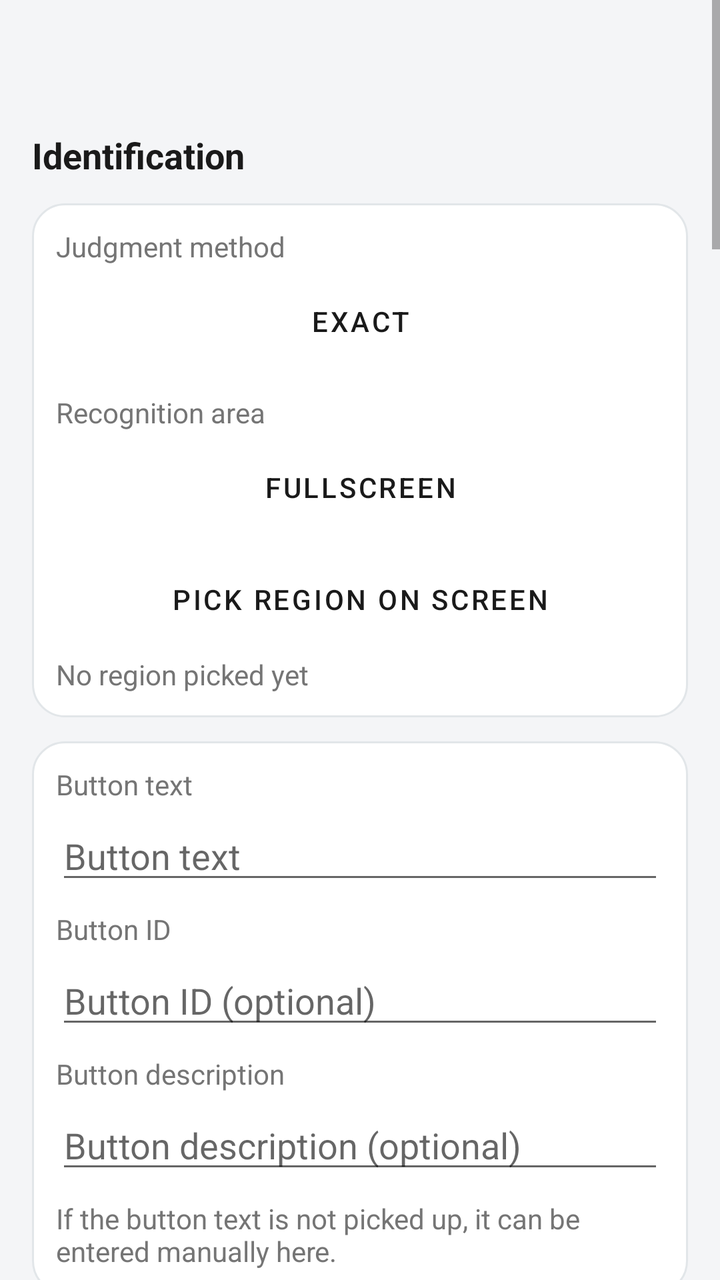
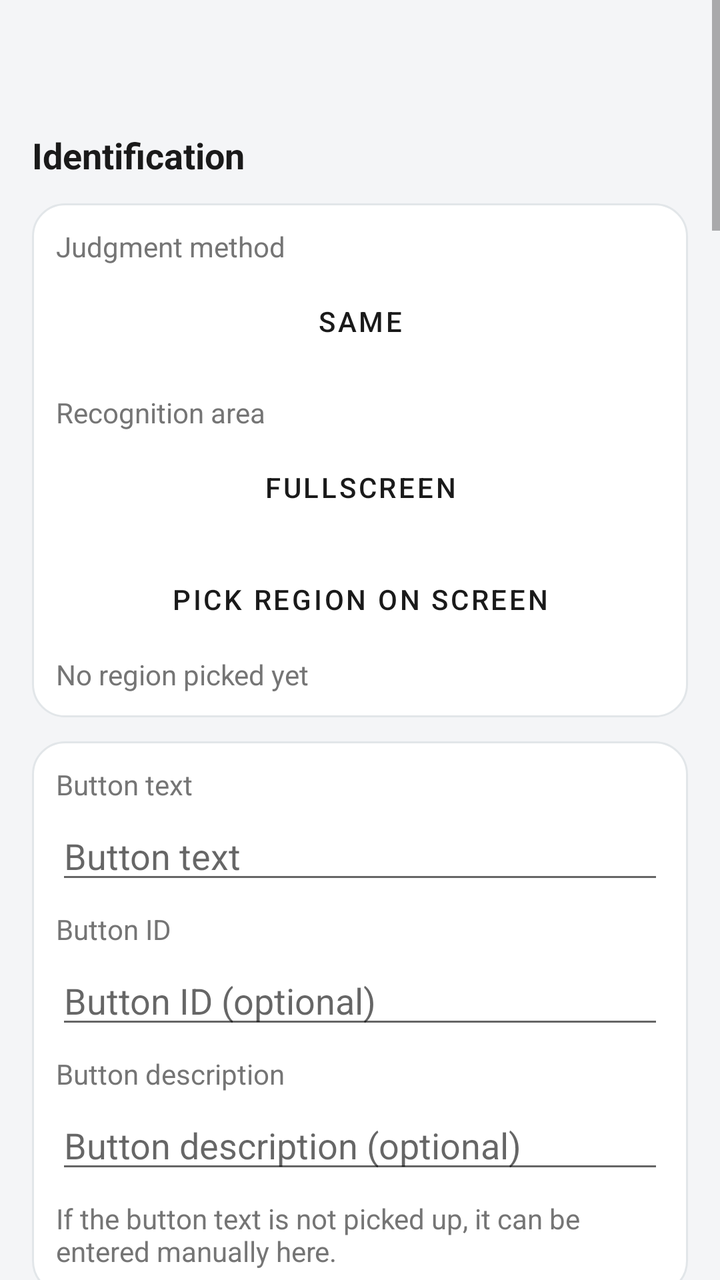

Screens rendered from an Android XML layout before and after an edit, with the pre-edit source and the edit as a unified diff.
<!-- AndroidManifest.xml: application theme AppTheme -->
<!-- res/layout/activity_recognition_edit.xml -->
<?xml version="1.0" encoding="utf-8"?>
<ScrollView xmlns:android="http://schemas.android.com/apk/res/android"
    android:layout_width="match_parent"
    android:layout_height="match_parent"
    android:background="@color/background"
    android:fillViewport="true">

    <LinearLayout
        android:layout_width="match_parent"
        android:layout_height="wrap_content"
        android:orientation="vertical"
        android:padding="16dp">

        <TextView
            android:id="@+id/rec_title"
            android:layout_width="match_parent"
            android:layout_height="wrap_content"
            android:textColor="@color/text_primary"
            android:textSize="22sp"
            android:textStyle="bold" />

        
        <TextView
            android:layout_width="match_parent"
            android:layout_height="wrap_content"
            android:layout_marginTop="20dp"
            android:text="@string/rec_section_identification"
            android:textColor="@color/text_primary"
            android:textSize="18sp"
            android:textStyle="bold" />

        <LinearLayout
            android:layout_width="match_parent"
            android:layout_height="wrap_content"
            android:layout_marginTop="12dp"
            android:background="@drawable/row_card"
            android:orientation="vertical"
            android:padding="12dp">

            
            <TextView
                android:id="@+id/rec_judgment_label"
                android:layout_width="wrap_content"
                android:layout_height="wrap_content"
                android:text="@string/rec_judgment_label"
                android:textColor="@color/text_secondary"
                android:textSize="14sp" />

            <Button
                android:id="@+id/btn_judgment"
                style="@style/OutlineButton"
                android:layout_width="match_parent"
                android:layout_height="wrap_content"
                android:layout_marginTop="4dp"
                android:text="@string/rec_judgment_exact" />

            <TextView
                android:layout_width="wrap_content"
                android:layout_height="wrap_content"
                android:layout_marginTop="12dp"
                android:text="@string/rec_area_label"
                android:textColor="@color/text_secondary"
                android:textSize="14sp" />

            <Button
                android:id="@+id/btn_area"
                style="@style/OutlineButton"
                android:layout_width="match_parent"
                android:layout_height="wrap_content"
                android:layout_marginTop="4dp"
                android:text="@string/rec_area_fullscreen" />

            <Button
                android:id="@+id/btn_pick_region"
                style="@style/OutlineButton"
                android:layout_width="match_parent"
                android:layout_height="wrap_content"
                android:layout_marginTop="8dp"
                android:text="@string/rec_pick_region" />

            <TextView
                android:id="@+id/text_region_status"
                android:layout_width="wrap_content"
                android:layout_height="wrap_content"
                android:layout_marginTop="4dp"
                android:text="@string/rec_region_not_picked"
                android:textColor="@color/text_secondary"
                android:textSize="14sp" />
        </LinearLayout>

        
        <LinearLayout
            android:id="@+id/group_button"
            android:layout_width="match_parent"
            android:layout_height="wrap_content"
            android:layout_marginTop="12dp"
            android:background="@drawable/row_card"
            android:orientation="vertical"
            android:padding="12dp">

            <TextView
                android:layout_width="wrap_content"
                android:layout_height="wrap_content"
                android:text="@string/rec_button_text_label"
                android:textColor="@color/text_secondary"
                android:textSize="14sp" />

            <EditText
                android:id="@+id/edit_button_text"
                android:layout_width="match_parent"
                android:layout_height="wrap_content"
                android:layout_marginTop="4dp"
                android:hint="@string/rec_button_text_hint"
                android:inputType="text"
                android:singleLine="true" />

            <TextView
                android:layout_width="wrap_content"
                android:layout_height="wrap_content"
                android:layout_marginTop="8dp"
                android:text="@string/rec_button_id_label"
                android:textColor="@color/text_secondary"
                android:textSize="14sp" />

            <EditText
                android:id="@+id/edit_button_id"
                android:layout_width="match_parent"
                android:layout_height="wrap_content"
                android:layout_marginTop="4dp"
                android:hint="@string/rec_button_id_hint"
                android:inputType="text"
                android:singleLine="true" />

            <TextView
                android:layout_width="wrap_content"
                android:layout_height="wrap_content"
                android:layout_marginTop="8dp"
                android:text="@string/rec_button_desc_label"
                android:textColor="@color/text_secondary"
                android:textSize="14sp" />

            <EditText
                android:id="@+id/edit_button_desc"
                android:layout_width="match_parent"
                android:layout_height="wrap_content"
                android:layout_marginTop="4dp"
                android:hint="@string/rec_button_desc_hint"
                android:inputType="text"
                android:singleLine="true" />

            <TextView
                android:layout_width="wrap_content"
                android:layout_height="wrap_content"
                android:layout_marginTop="8dp"
                android:text="@string/rec_button_text_help"
                android:textColor="@color/text_secondary"
                android:textSize="14sp" />
        </LinearLayout>

        
        <LinearLayout
            android:id="@+id/group_image"
            android:layout_width="match_parent"
            android:layout_height="wrap_content"
            android:layout_marginTop="12dp"
            android:background="@drawable/row_card"
            android:orientation="vertical"
            android:padding="12dp">

            <ImageView
                android:id="@+id/img_template_preview"
                android:layout_width="match_parent"
                android:layout_height="160dp"
                android:layout_marginBottom="8dp"
                android:scaleType="fitCenter"
                android:visibility="gone" />

            <TextView
                android:id="@+id/text_template_status"
                android:layout_width="wrap_content"
                android:layout_height="wrap_content"
                android:text="@string/rec_template_none"
                android:textColor="@color/text_secondary"
                android:textSize="14sp" />

            <Button
                android:id="@+id/btn_capture_template"
                style="@style/OutlineButton"
                android:layout_width="match_parent"
                android:layout_height="wrap_content"
                android:layout_marginTop="8dp"
                android:text="@string/rec_capture_template" />

            <Button
                android:id="@+id/btn_pick_search_region"
                style="@style/OutlineButton"
                android:layout_width="match_parent"
                android:layout_height="wrap_content"
                android:layout_marginTop="8dp"
                android:text="@string/rec_pick_search_region" />

            <TextView
                android:id="@+id/text_image_region_status"
                android:layout_width="wrap_content"
                android:layout_height="wrap_content"
                android:layout_marginTop="4dp"
                android:text="@string/rec_region_not_picked"
                android:textColor="@color/text_secondary"
                android:textSize="14sp" />
        </LinearLayout>

        
        <LinearLayout
            android:id="@+id/group_color"
            android:layout_width="match_parent"
            android:layout_height="wrap_content"
            android:layout_marginTop="12dp"
            android:background="@drawable/row_card"
            android:orientation="vertical"
            android:padding="12dp">

            <View
                android:id="@+id/view_color_swatch"
                android:layout_width="48dp"
                android:layout_height="48dp"
                android:background="@color/divider" />

            <TextView
                android:id="@+id/text_color_status"
                android:layout_width="wrap_content"
                android:layout_height="wrap_content"
                android:layout_marginTop="8dp"
                android:text="@string/rec_color_none"
                android:textColor="@color/text_secondary"
                android:textSize="14sp" />

            <Button
                android:id="@+id/btn_pick_color"
                style="@style/OutlineButton"
                android:layout_width="match_parent"
                android:layout_height="wrap_content"
                android:layout_marginTop="8dp"
                android:text="@string/rec_pick_color_area" />

            <TextView
                android:layout_width="wrap_content"
                android:layout_height="wrap_content"
                android:layout_marginTop="12dp"
                android:text="@string/rec_tolerance_label"
                android:textColor="@color/text_secondary"
                android:textSize="14sp" />

            <NumberPicker
                android:id="@+id/picker_tolerance"
                android:layout_width="wrap_content"
                android:layout_height="wrap_content" />

            <TextView
                android:id="@+id/text_tolerance_value"
                android:layout_width="wrap_content"
                android:layout_height="wrap_content"
                android:textColor="@color/text_secondary"
                android:textSize="14sp" />
        </LinearLayout>

        
        <LinearLayout
            android:id="@+id/group_ocr"
            android:layout_width="match_parent"
            android:layout_height="wrap_content"
            android:layout_marginTop="12dp"
            android:background="@drawable/row_card"
            android:orientation="vertical"
            android:padding="12dp">

            <Button
                android:id="@+id/btn_pick_ocr_region"
                style="@style/OutlineButton"
                android:layout_width="match_parent"
                android:layout_height="wrap_content"
                android:text="@string/rec_pick_region" />

            <TextView
                android:id="@+id/text_ocr_region_status"
                android:layout_width="wrap_content"
                android:layout_height="wrap_content"
                android:layout_marginTop="4dp"
                android:text="@string/rec_region_not_picked"
                android:textColor="@color/text_secondary"
                android:textSize="14sp" />

            
            <EditText
                android:id="@+id/edit_ocr_match"
                android:layout_width="match_parent"
                android:layout_height="wrap_content"
                android:layout_marginTop="8dp"
                android:hint="@string/rec_ocr_match_hint"
                android:inputType="text"
                android:singleLine="true" />

            <EditText
                android:id="@+id/edit_ocr_variable"
                android:layout_width="match_parent"
                android:layout_height="wrap_content"
                android:layout_marginTop="8dp"
                android:hint="@string/rec_ocr_variable_hint"
                android:inputType="text"
                android:singleLine="true" />

            <TextView
                android:layout_width="wrap_content"
                android:layout_height="wrap_content"
                android:layout_marginTop="8dp"
                android:text="@string/rec_ocr_hint"
                android:textColor="@color/text_secondary"
                android:textSize="14sp" />
        </LinearLayout>

        
        <TextView
            android:layout_width="match_parent"
            android:layout_height="wrap_content"
            android:layout_marginTop="20dp"
            android:text="@string/rec_section_success"
            android:textColor="@color/text_primary"
            android:textSize="18sp"
            android:textStyle="bold" />

        <LinearLayout
            android:layout_width="match_parent"
            android:layout_height="wrap_content"
            android:layout_marginTop="12dp"
            android:background="@drawable/row_card"
            android:orientation="vertical"
            android:padding="12dp">

            <RadioGroup
                android:id="@+id/radio_success_group"
                android:layout_width="match_parent"
                android:layout_height="wrap_content"
                android:orientation="vertical">

                <RadioButton
                    android:id="@+id/radio_success_click"
                    android:layout_width="wrap_content"
                    android:layout_height="wrap_content"
                    android:text="@string/rec_mode_click" />

                <RadioButton
                    android:id="@+id/radio_success_custom"
                    android:layout_width="wrap_content"
                    android:layout_height="wrap_content"
                    android:text="@string/rec_mode_custom" />

                <RadioButton
                    android:id="@+id/radio_success_jump"
                    android:layout_width="wrap_content"
                    android:layout_height="wrap_content"
                    android:text="@string/rec_mode_jump" />
            </RadioGroup>

            
            <LinearLayout
                android:id="@+id/success_click_group"
                android:layout_width="match_parent"
                android:layout_height="wrap_content"
                android:layout_marginTop="8dp"
                android:orientation="vertical">

                <TextView
                    android:layout_width="wrap_content"
                    android:layout_height="wrap_content"
                    android:text="@string/rec_click_count_label"
                    android:textColor="@color/text_secondary"
                    android:textSize="14sp" />

                <NumberPicker
                    android:id="@+id/picker_click_count"
                    android:layout_width="wrap_content"
                    android:layout_height="wrap_content" />

                <TextView
                    android:id="@+id/text_click_count_value"
                    android:layout_width="wrap_content"
                    android:layout_height="wrap_content"
                    android:textColor="@color/text_secondary"
                    android:textSize="14sp" />
            </LinearLayout>

            
            <LinearLayout
                android:id="@+id/success_actions_group"
                android:layout_width="match_parent"
                android:layout_height="wrap_content"
                android:layout_marginTop="8dp"
                android:orientation="vertical">

                <Switch
                    android:id="@+id/switch_click_first"
                    android:layout_width="wrap_content"
                    android:layout_height="wrap_content"
                    android:text="@string/rec_click_first" />

                <LinearLayout
                    android:id="@+id/list_success_actions"
                    android:layout_width="match_parent"
                    android:layout_height="wrap_content"
                    android:layout_marginTop="8dp"
                    android:orientation="vertical" />

                <TextView
                    android:id="@+id/text_success_empty"
                    android:layout_width="wrap_content"
                    android:layout_height="wrap_content"
                    android:text="@string/rec_no_actions"
                    android:textColor="@color/text_secondary"
                    android:textSize="14sp" />

                <Button
                    android:id="@+id/btn_add_success_action"
                    style="@style/OutlineButton"
                    android:layout_width="match_parent"
                    android:layout_height="wrap_content"
                    android:layout_marginTop="8dp"
                    android:text="@string/rec_add_action" />
            </LinearLayout>

            
            <LinearLayout
                android:id="@+id/success_jump_group"
                android:layout_width="match_parent"
                android:layout_height="wrap_content"
                android:layout_marginTop="8dp"
                android:orientation="vertical">

                <Button
                    android:id="@+id/btn_success_jump_target"
                    style="@style/OutlineButton"
                    android:layout_width="match_parent"
                    android:layout_height="wrap_content"
                    android:text="@string/rec_jump_target" />

                <TextView
                    android:id="@+id/text_success_jump_status"
                    android:layout_width="wrap_content"
                    android:layout_height="wrap_content"
                    android:layout_marginTop="4dp"
                    android:text="@string/rec_jump_none"
                    android:textColor="@color/text_secondary"
                    android:textSize="14sp" />

                <TextView
                    android:layout_width="wrap_content"
                    android:layout_height="wrap_content"
                    android:layout_marginTop="4dp"
                    android:text="@string/rec_jump_note"
                    android:textColor="@color/text_secondary"
                    android:textSize="14sp" />
            </LinearLayout>
        </LinearLayout>

        
        <TextView
            android:layout_width="match_parent"
            android:layout_height="wrap_content"
            android:layout_marginTop="20dp"
            android:text="@string/rec_section_retry"
            android:textColor="@color/text_primary"
            android:textSize="18sp"
            android:textStyle="bold" />

        <LinearLayout
            android:layout_width="match_parent"
            android:layout_height="wrap_content"
            android:layout_marginTop="12dp"
            android:background="@drawable/row_card"
            android:orientation="vertical"
            android:padding="12dp">

            <TextView
                android:layout_width="wrap_content"
                android:layout_height="wrap_content"
                android:text="@string/rec_retry_actions_label"
                android:textColor="@color/text_secondary"
                android:textSize="14sp" />

            <LinearLayout
                android:id="@+id/list_retry_actions"
                android:layout_width="match_parent"
                android:layout_height="wrap_content"
                android:layout_marginTop="8dp"
                android:orientation="vertical" />

            <TextView
                android:id="@+id/text_retry_empty"
                android:layout_width="wrap_content"
                android:layout_height="wrap_content"
                android:text="@string/rec_no_actions"
                android:textColor="@color/text_secondary"
                android:textSize="14sp" />

            <Button
                android:id="@+id/btn_add_retry_action"
                style="@style/OutlineButton"
                android:layout_width="match_parent"
                android:layout_height="wrap_content"
                android:layout_marginTop="8dp"
                android:text="@string/rec_add_action" />

            <TextView
                android:layout_width="wrap_content"
                android:layout_height="wrap_content"
                android:layout_marginTop="12dp"
                android:text="@string/rec_retry_count_label"
                android:textColor="@color/text_secondary"
                android:textSize="14sp" />

            <NumberPicker
                android:id="@+id/picker_retry_count"
                android:layout_width="wrap_content"
                android:layout_height="wrap_content" />

            <TextView
                android:id="@+id/text_retry_count_value"
                android:layout_width="wrap_content"
                android:layout_height="wrap_content"
                android:textColor="@color/text_secondary"
                android:textSize="14sp" />

            <TextView
                android:layout_width="wrap_content"
                android:layout_height="wrap_content"
                android:layout_marginTop="12dp"
                android:text="@string/rec_retry_delay_label"
                android:textColor="@color/text_secondary"
                android:textSize="14sp" />

            <NumberPicker
                android:id="@+id/picker_retry_delay"
                android:layout_width="wrap_content"
                android:layout_height="wrap_content" />

            <TextView
                android:id="@+id/text_retry_delay_value"
                android:layout_width="wrap_content"
                android:layout_height="wrap_content"
                android:textColor="@color/text_secondary"
                android:textSize="14sp" />
        </LinearLayout>

        
        <TextView
            android:layout_width="match_parent"
            android:layout_height="wrap_content"
            android:layout_marginTop="20dp"
            android:text="@string/rec_section_after_retry"
            android:textColor="@color/text_primary"
            android:textSize="18sp"
            android:textStyle="bold" />

        <LinearLayout
            android:layout_width="match_parent"
            android:layout_height="wrap_content"
            android:layout_marginTop="12dp"
            android:background="@drawable/row_card"
            android:orientation="vertical"
            android:padding="12dp">

            <RadioGroup
                android:id="@+id/radio_after_group"
                android:layout_width="match_parent"
                android:layout_height="wrap_content"
                android:orientation="vertical">

                <RadioButton
                    android:id="@+id/radio_after_ignore"
                    android:layout_width="wrap_content"
                    android:layout_height="wrap_content"
                    android:text="@string/rec_mode_ignore" />

                <RadioButton
                    android:id="@+id/radio_after_custom"
                    android:layout_width="wrap_content"
                    android:layout_height="wrap_content"
                    android:text="@string/rec_mode_custom" />

                <RadioButton
                    android:id="@+id/radio_after_jump"
                    android:layout_width="wrap_content"
                    android:layout_height="wrap_content"
                    android:text="@string/rec_mode_jump" />
            </RadioGroup>

            
            <LinearLayout
                android:id="@+id/after_actions_group"
                android:layout_width="match_parent"
                android:layout_height="wrap_content"
                android:layout_marginTop="8dp"
                android:orientation="vertical">

                <LinearLayout
                    android:id="@+id/list_after_actions"
                    android:layout_width="match_parent"
                    android:layout_height="wrap_content"
                    android:orientation="vertical" />

                <TextView
                    android:id="@+id/text_after_empty"
                    android:layout_width="wrap_content"
                    android:layout_height="wrap_content"
                    android:text="@string/rec_no_actions"
                    android:textColor="@color/text_secondary"
                    android:textSize="14sp" />

                <Button
                    android:id="@+id/btn_add_after_action"
                    style="@style/OutlineButton"
                    android:layout_width="match_parent"
                    android:layout_height="wrap_content"
                    android:layout_marginTop="8dp"
                    android:text="@string/rec_add_action" />
            </LinearLayout>

            
            <LinearLayout
                android:id="@+id/after_jump_group"
                android:layout_width="match_parent"
                android:layout_height="wrap_content"
                android:layout_marginTop="8dp"
                android:orientation="vertical">

                <Button
                    android:id="@+id/btn_after_jump_target"
                    style="@style/OutlineButton"
                    android:layout_width="match_parent"
                    android:layout_height="wrap_content"
                    android:text="@string/rec_jump_target" />

                <TextView
                    android:id="@+id/text_after_jump_status"
                    android:layout_width="wrap_content"
                    android:layout_height="wrap_content"
                    android:layout_marginTop="4dp"
                    android:text="@string/rec_jump_none"
                    android:textColor="@color/text_secondary"
                    android:textSize="14sp" />

                <TextView
                    android:layout_width="wrap_content"
                    android:layout_height="wrap_content"
                    android:layout_marginTop="4dp"
                    android:text="@string/rec_jump_note"
                    android:textColor="@color/text_secondary"
                    android:textSize="14sp" />
            </LinearLayout>
        </LinearLayout>

        
        <LinearLayout
            android:layout_width="match_parent"
            android:layout_height="wrap_content"
            android:layout_marginTop="20dp"
            android:orientation="horizontal">

            <Button
                android:id="@+id/btn_rec_cancel"
                style="@style/OutlineButton"
                android:layout_width="0dp"
                android:layout_height="wrap_content"
                android:layout_marginEnd="8dp"
                android:layout_weight="1"
                android:text="@string/rec_close" />

            <Button
                android:id="@+id/btn_rec_save"
                style="@style/FilledButton"
                android:layout_width="0dp"
                android:layout_height="wrap_content"
                android:layout_weight="1"
                android:text="@string/rec_save" />
        </LinearLayout>

    </LinearLayout>
</ScrollView>
<!-- resources referenced by this layout -->
<resources>
  <color name="background">#F4F5F7</color>
  <color name="divider">#E0E0E0</color>
  <color name="text_primary">#1A1A1A</color>
  <color name="text_secondary">#757575</color>
  <string name="rec_add_action">Add action</string>
  <string name="rec_area_fullscreen">Fullscreen</string>
  <string name="rec_area_label">Recognition area</string>
  <string name="rec_button_desc_hint">Button description (optional)</string>
  <string name="rec_button_desc_label">Button description</string>
  <string name="rec_button_id_hint">Button ID (optional)</string>
  <string name="rec_button_id_label">Button ID</string>
  <string name="rec_button_text_help">If the button text is not picked up, it can be entered manually here.</string>
  <string name="rec_button_text_hint">Button text</string>
  <string name="rec_button_text_label">Button text</string>
  <string name="rec_capture_template">Capture template on screen</string>
  <string name="rec_click_count_label">How many clicks</string>
  <string name="rec_click_first">Perform a click first</string>
  <string name="rec_close">Close</string>
  <string name="rec_color_none">No color area picked yet</string>
  <string name="rec_judgment_exact">Exact</string>
  <string name="rec_judgment_label">Judgment method</string>
  <string name="rec_jump_none">No jump target chosen</string>
  <string name="rec_jump_note">Execution continues from that step.</string>
  <string name="rec_jump_target">Choose jump target</string>
  <string name="rec_mode_click">Perform click</string>
  <string name="rec_mode_custom">Custom actions</string>
  <string name="rec_mode_ignore">Ignore</string>
  <string name="rec_mode_jump">Jump &amp; Continue</string>
  <string name="rec_no_actions">No actions yet</string>
  <string name="rec_ocr_hint">Clean, large, upright text works best. Small or skewed text may read wrong.</string>
  <string name="rec_ocr_match_hint">Text to find (optional)</string>
  <string name="rec_ocr_variable_hint">Variable name</string>
  <string name="rec_pick_color_area">Pick color area on screen</string>
  <string name="rec_pick_region">Pick region on screen</string>
  <string name="rec_pick_search_region">Pick search region</string>
  <string name="rec_region_not_picked">No region picked yet</string>
  <string name="rec_retry_actions_label">Actions before retrying</string>
  <string name="rec_retry_count_label">Retries</string>
  <string name="rec_retry_delay_label">Delay between retries</string>
  <string name="rec_save">Save</string>
  <string name="rec_section_after_retry">Actions after the retry</string>
  <string name="rec_section_identification">Identification</string>
  <string name="rec_section_retry">Actions after recognition failure: retry</string>
  <string name="rec_section_success">Actions after successful recognition</string>
  <string name="rec_template_none">No template captured yet</string>
  <string name="rec_tolerance_label">Color tolerance</string>
  <style name="FilledButton" parent="Widget.MaterialComponents.Button">
          <item name="android:backgroundTint">@color/accent</item>
          <item name="android:textColor">@color/accent_text</item>
          <item name="cornerRadius">12dp</item>
      </style>
  <style name="OutlineButton" parent="Widget.MaterialComponents.Button.OutlinedButton">
          <item name="android:textColor">@color/text_primary</item>
          <item name="strokeColor">@color/text_secondary</item>
          <item name="cornerRadius">12dp</item>
      </style>
  <color name="card_background">#FFFFFF</color>
  <color name="card_border">#E2E6E9</color>
  <color name="accent">#0E7C5B</color>
  <color name="accent_text">#FFFFFF</color>
  <!-- unchanged entries left out for length: 2 -->
</resources>

<!-- the commit's change to res/layout/activity_recognition_edit.xml (unified diff, before → after) -->
@@ -52,7 +52,7 @@
                 android:layout_width="match_parent"
                 android:layout_height="wrap_content"
                 android:layout_marginTop="4dp"
-                android:text="@string/rec_judgment_exact" />
+                android:text="@string/add_judgment_same" />
 
             <TextView
                 android:layout_width="wrap_content"
@@ -658,6 +658,30 @@
         </LinearLayout>
 
         
+        <TextView
+            android:layout_width="match_parent"
+            android:layout_height="wrap_content"
+            android:layout_marginTop="20dp"
+            android:text="@string/rec_cycles_title"
+            android:textColor="@color/text_primary"
+            android:textSize="18sp"
+            android:textStyle="bold" />
+
+        <LinearLayout
+            android:layout_width="match_parent"
+            android:layout_height="wrap_content"
+            android:layout_marginTop="12dp"
+            android:background="@drawable/row_card"
+            android:orientation="vertical"
+            android:padding="12dp">
+
+            <NumberPicker
+                android:id="@+id/picker_cycles"
+                android:layout_width="wrap_content"
+                android:layout_height="wrap_content" />
+        </LinearLayout>
+
+        
         <LinearLayout
             android:layout_width="match_parent"
             android:layout_height="wrap_content"
<!-- resource entries referenced after the edit -->
@@ -4,6 +4,7 @@
   <color name="divider">#E0E0E0</color>
   <color name="text_primary">#1A1A1A</color>
   <color name="text_secondary">#757575</color>
+  <string name="add_judgment_same">Same</string>
   <string name="rec_add_action">Add action</string>
   <string name="rec_area_fullscreen">Fullscreen</string>
   <string name="rec_area_label">Recognition area</string>
@@ -19,7 +20,7 @@
   <string name="rec_click_first">Perform a click first</string>
   <string name="rec_close">Close</string>
   <string name="rec_color_none">No color area picked yet</string>
-  <string name="rec_judgment_exact">Exact</string>
+  <string name="rec_cycles_title">Cycles</string>
   <string name="rec_judgment_label">Judgment method</string>
   <string name="rec_jump_none">No jump target chosen</string>
   <string name="rec_jump_note">Execution continues from that step.</string>
